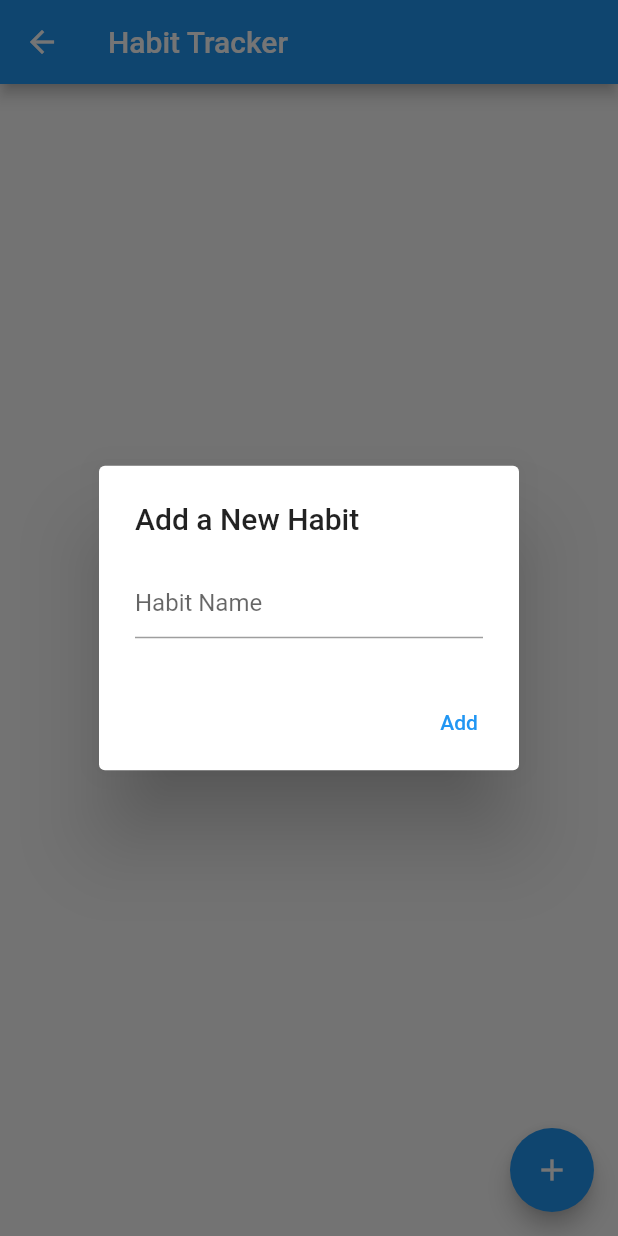
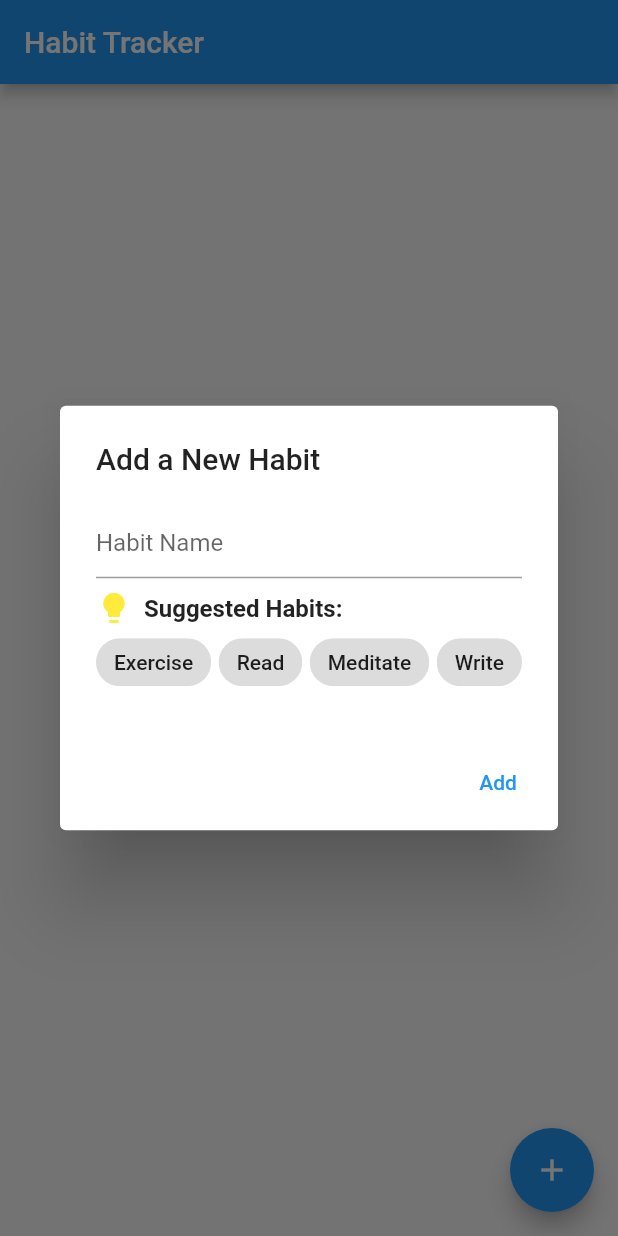
Before and after one commit to benboi8/habit-tracker, a Flutter app: the HabitTrackerPage screen opened directly, after a tap on the "add" icon, on a phone screen of 412 x 824 dp. Run offline on Flutter 3.47's test engine with Material 2 defaults, Android fonts, the phone set to English and light mode, and no system bars.

Commit message:
Changed habit page Added navigation_manager.dart Changed how habits are stored

```diff
--- a/lib/asset_manager.dart
+++ b/lib/asset_manager.dart
@@ -1,5 +1,6 @@
 import 'dart:convert';
 import 'package:flutter/foundation.dart';
+import 'package:flutter/material.dart';
 import 'package:flutter/services.dart' show rootBundle;
 
 import 'habit.dart';
@@ -11,22 +12,19 @@ class AssetManager {
 
   static Future<List<dynamic>> readSuggestedHabits() async {
     try {
-      final jsonString =
-          await rootBundle.loadString(suggestedHabitsPath);
+      final jsonString = await rootBundle.loadString(suggestedHabitsPath);
       final jsonData = json.decode(jsonString);
 
       if (jsonData.isNotEmpty) {
         final List<dynamic> habitNames = jsonData["habits"].map((habit) {
-          suggestedHabits.add(
-            Habit(
-              habit["name"],
-              habit["isCompleted"],
-              habit["description"],
-              habit["icon"],
-              habit["notificationTime"],
-              habit["miscData"],
-            )
-          );
+          suggestedHabits.add(Habit(
+            habit["name"],
+            habit["isCompleted"],
+            habit["description"],
+            Icon(getIconFromString(habit["icon"]), size: 48,),
+            habit["notificationTime"],
+            habit["miscData"],
+          ));
 
           return habit['name'].toString();
         }).toList();
@@ -45,4 +43,46 @@ class AssetManager {
       return [];
     }
   }
+
+  static IconData getIconFromString(String iconName) {
+    // todo get custom icons for some cases
+    switch (iconName) {
+      case 'Physical':
+        return const IconData(0xe28d, fontFamily: 'MaterialIcons'); // Exercise
+      case 'Reading':
+        return Icons.menu_book; // Read
+      case 'Meditation':
+        return Icons.spa; // Meditate
+      case 'Writing':
+        return Icons.create; // Write
+      case 'Walking':
+        return Icons.directions_walk; // Walk
+      case 'Language':
+        return Icons.language; // Learn a new language
+      case 'Cooking':
+        return Icons.restaurant; // Cook a new meal
+      case 'Yoga':
+        return Icons.self_improvement; // Yoga
+      case 'Running':
+        return Icons.directions_run; // Run
+      case 'Music':
+        return Icons.music_note; // Practice Guitar
+      case 'News':
+        return Icons.article; // Read News
+      case 'Mindfulness':
+        return Icons.star; // Practice Mindfulness
+      case 'Planning':
+        return Icons.event_note; // Plan Your Day
+      case 'Nature':
+        return Icons.eco; // Take a Nature Walk
+      case 'Documentary':
+        return Icons.movie; // Watch a Documentary
+      case 'Friend':
+        return Icons.people; // Call a Friend
+      case 'Journaling':
+        return Icons.book; // Write in a Journal
+      default:
+        return Icons.star; // Default for unknown
+    }
+  }
 }
--- a/lib/main.dart
+++ b/lib/main.dart
@@ -1,10 +1,12 @@
 import 'package:flutter/material.dart';
+
 
 import 'habit.dart';
 
-void main() {
+Future<void> main() async {
   runApp(const MyApp());
 }
+
 
 class MyApp extends StatelessWidget {
   const MyApp({super.key});
@@ -37,7 +39,7 @@ class LoginPageState extends State<LoginPage> {
           children: <Widget>[
             ElevatedButton(
               onPressed: () {
-                Navigator.of(context).push(
+                Navigator.of(context).pushReplacement(
                   MaterialPageRoute(
                       builder: (context) => const HabitTrackerPage()),
                 );
--- /dev/null
+++ b/lib/notification_manager.dart
@@ -0,0 +1,3 @@
+class NotificationManager {
+
+}
--- a/pubspec.yaml
+++ b/pubspec.yaml
@@ -10,6 +10,7 @@ environment:
 dependencies:
   flutter:
     sdk: flutter
+
   cupertino_icons: ^1.0.2
   google_sign_in: ^6.1.5
 
```
Also changed, not shown: assets/suggested_habits.json (+70 -67 lines), lib/habit.dart (+69 -28 lines), lib/navigation_manager.dart (added, +34 -0 lines).
